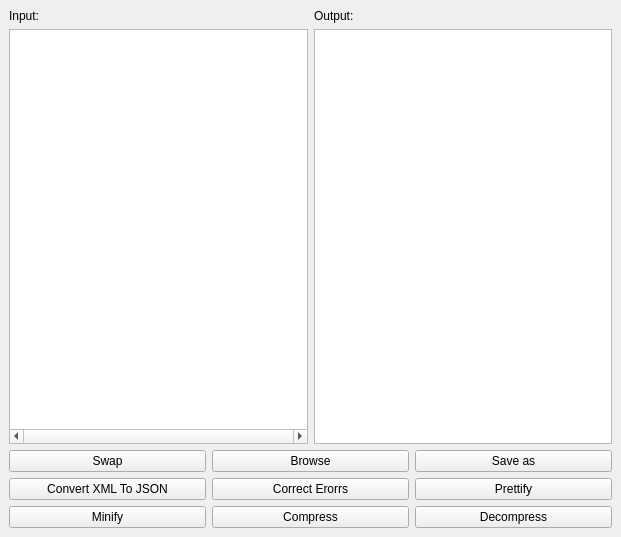
This is GUI/mainwindow.ui in OmarAMonem/XML-Data-structure as Qt 5 draws it before an edit. The edited form follows.
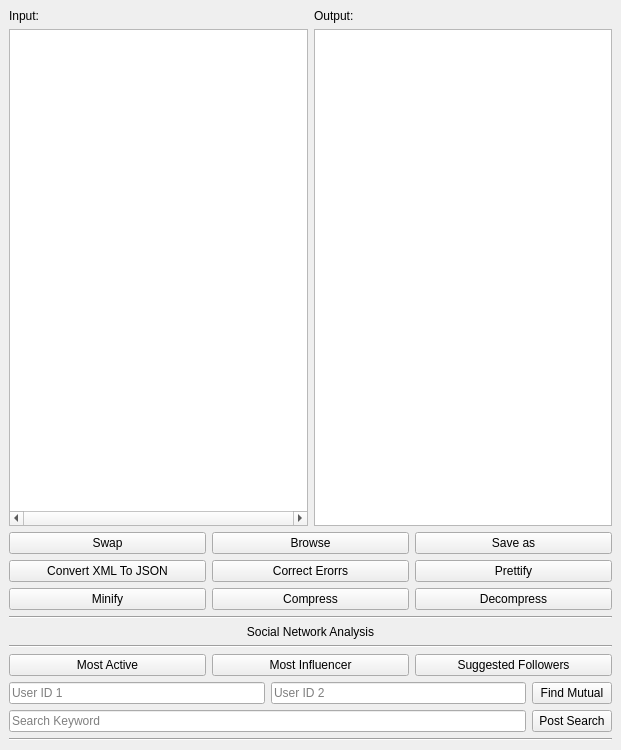
This is the edited form.

```diff
--- a/GUI/mainwindow.ui
+++ b/GUI/mainwindow.ui
@@ -7,7 +7,7 @@
     <x>0</x>
     <y>0</y>
     <width>621</width>
-    <height>537</height>
+    <height>750</height>
    </rect>
   </property>
   <property name="windowTitle">
@@ -145,6 +145,125 @@
       </item>
      </layout>
     </item>
+    <item>
+     <widget class="Line" name="line">
+      <property name="orientation">
+       <enum>Qt::Horizontal</enum>
+      </property>
+     </widget>
+    </item>
+    <item>
+     <widget class="QLabel" name="label_4">
+      <property name="text">
+       <string>&lt;html&gt;&lt;head/&gt;&lt;body&gt;&lt;p&gt;Social Network Analysis&lt;/p&gt;&lt;/body&gt;&lt;/html&gt;</string>
+      </property>
+      <property name="alignment">
+       <set>Qt::AlignCenter</set>
+      </property>
+     </widget>
+    </item>
+    <item>
+     <widget class="Line" name="line_2">
+      <property name="orientation">
+       <enum>Qt::Horizontal</enum>
+      </property>
+     </widget>
+    </item>
+    <item>
+     <layout class="QHBoxLayout" name="horizontalLayout_5">
+      <item>
+       <widget class="QPushButton" name="pushButton_11">
+        <property name="text">
+         <string>Most Active</string>
+        </property>
+       </widget>
+      </item>
+      <item>
+       <widget class="QPushButton" name="pushButton_12">
+        <property name="text">
+         <string>Most Influencer</string>
+        </property>
+       </widget>
+      </item>
+      <item>
+       <widget class="QPushButton" name="pushButton_13">
+        <property name="text">
+         <string>Suggested Followers</string>
+        </property>
+       </widget>
+      </item>
+     </layout>
+    </item>
+    <item>
+     <layout class="QHBoxLayout" name="horizontalLayout_6">
+      <item>
+       <widget class="QLineEdit" name="lineEdit_2">
+        <property name="placeholderText">
+         <string>User ID 1</string>
+        </property>
+        <widget class="QLabel" name="label_3">
+         <property name="geometry">
+          <rect>
+           <x>0</x>
+           <y>0</y>
+           <width>8</width>
+           <height>20</height>
+          </rect>
+         </property>
+        </widget>
+       </widget>
+      </item>
+      <item>
+       <widget class="QLineEdit" name="lineEdit_3">
+        <property name="placeholderText">
+         <string>User ID 2</string>
+        </property>
+       </widget>
+      </item>
+      <item>
+       <widget class="QPushButton" name="pushButton_14">
+        <property name="text">
+         <string>Find Mutual</string>
+        </property>
+       </widget>
+      </item>
+     </layout>
+    </item>
+    <item>
+     <layout class="QHBoxLayout" name="horizontalLayout_4">
+      <item>
+       <widget class="QLineEdit" name="lineEdit">
+        <property name="placeholderText">
+         <string>Search Keyword</string>
+        </property>
+        <widget class="QLabel" name="label_6">
+         <property name="geometry">
+          <rect>
+           <x>0</x>
+           <y>0</y>
+           <width>8</width>
+           <height>20</height>
+          </rect>
+         </property>
+        </widget>
+       </widget>
+      </item>
+      <item>
+       <widget class="QPushButton" name="pushButton_10">
+        <property name="text">
+         <string>Post Search</string>
+        </property>
+       </widget>
+      </item>
+     </layout>
+    </item>
+    <item>
+     <widget class="Line" name="line_3">
+      <property name="orientation">
+       <enum>Qt::Horizontal</enum>
+      </property>
+     </widget>
+    </item>
    </layout>
   </widget>
  </widget>
```
